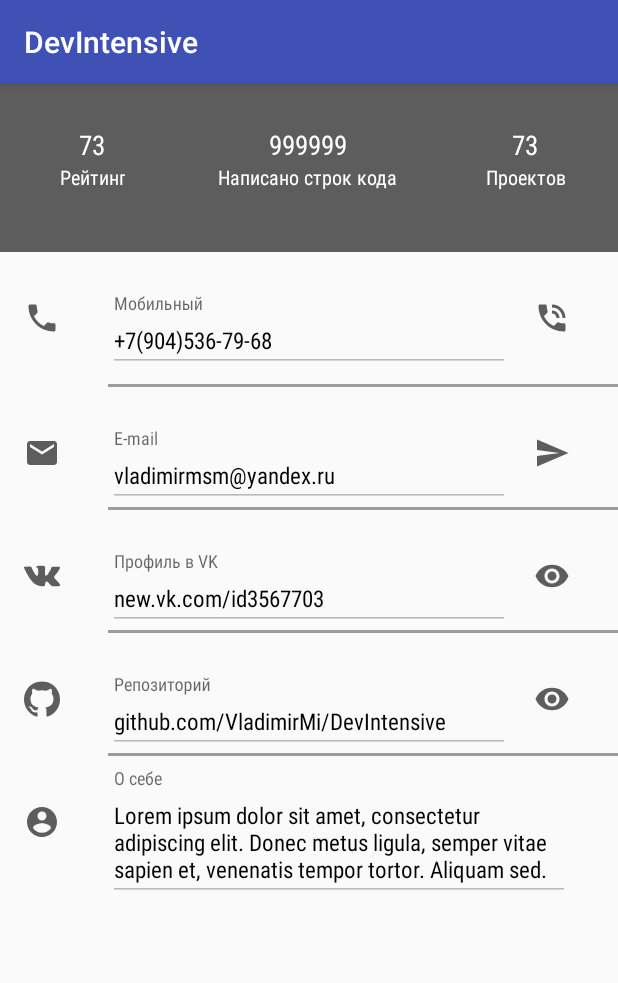
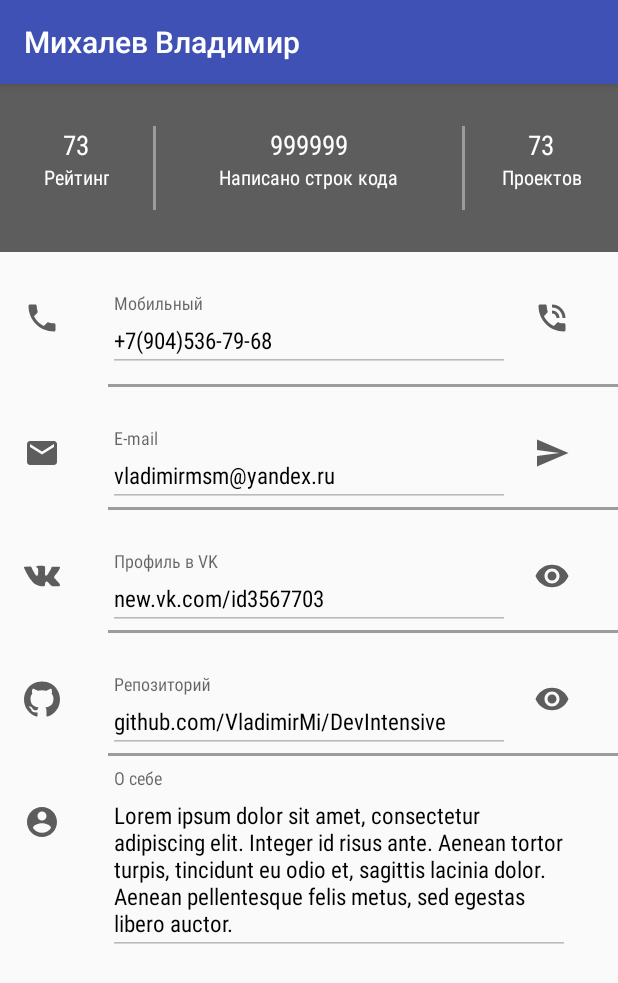
Before and after one commit to VladimirMi/DevIntensive, an Android app: the screen it shows after launch (MainActivity), on a phone screen of 412 x 824 dp. Shown: the top 983 px of the screen. Run offline under Robolectric (Android 15) with nearby library versions, the phone set to English and light mode, and no system bars; 1 statement that could not run was skipped.

Commit message:
Adding dividing lines into rating info  item

```diff
--- a/app/src/main/res/layout/rating_info_item.xml
+++ b/app/src/main/res/layout/rating_info_item.xml
@@ -10,7 +10,7 @@
     <LinearLayout
         android:layout_width="0dp"
         android:layout_height="@dimen/size_medium_56"
-        android:layout_weight="0.3"
+        android:layout_weight="0.25"
         android:orientation="vertical"
         android:gravity="center_horizontal">
 
@@ -33,10 +33,15 @@
             android:textSize="@dimen/font_small_13"/>
     </LinearLayout>
 
+    <View
+        android:layout_width="@dimen/line_size"
+        android:layout_height="@dimen/size_medium_56"
+        android:background="@color/grey_light"/>
+
     <LinearLayout
         android:layout_width="0dp"
         android:layout_height="@dimen/size_medium_56"
-        android:layout_weight="0.4"
+        android:layout_weight="0.5"
         android:orientation="vertical"
         android:gravity="center_horizontal">
 
@@ -58,10 +63,15 @@
             />
     </LinearLayout>
 
+    <View
+        android:layout_width="@dimen/line_size"
+        android:layout_height="@dimen/size_medium_56"
+        android:background="@color/grey_light"/>
+
     <LinearLayout
         android:layout_width="0dp"
         android:layout_height="@dimen/size_medium_56"
-        android:layout_weight="0.3"
+        android:layout_weight="0.25"
         android:orientation="vertical"
         android:gravity="center_horizontal">
 
--- a/app/src/main/res/values/strings.xml
+++ b/app/src/main/res/values/strings.xml
@@ -1,5 +1,5 @@
 <resources>
-    <string name="app_name">DevIntensive</string>
+    <string name="app_name">Михалев Владимир</string>
     <string name="phone_hint">Мобильный</string>
     <string name="mail_hint">E-mail</string>
     <string name="vk_hint">Профиль в VK</string>
@@ -7,8 +7,9 @@
     <string name="about_me_hint">О себе</string>
     <string name="about_me">
         Lorem ipsum dolor sit amet, consectetur adipiscing elit.
-        Donec metus ligula, semper vitae sapien et, venenatis tempor tortor.
-        Aliquam sed.
+        Integer id risus ante. Aenean tortor turpis, tincidunt eu odio et,
+        sagittis lacinia dolor. Aenean pellentesque felis metus,
+        sed egestas libero auctor.
     </string>
     <string name="github">github.com/VladimirMi/DevIntensive</string>
     <string name="vk">new.vk.com/id3567703</string>
```
